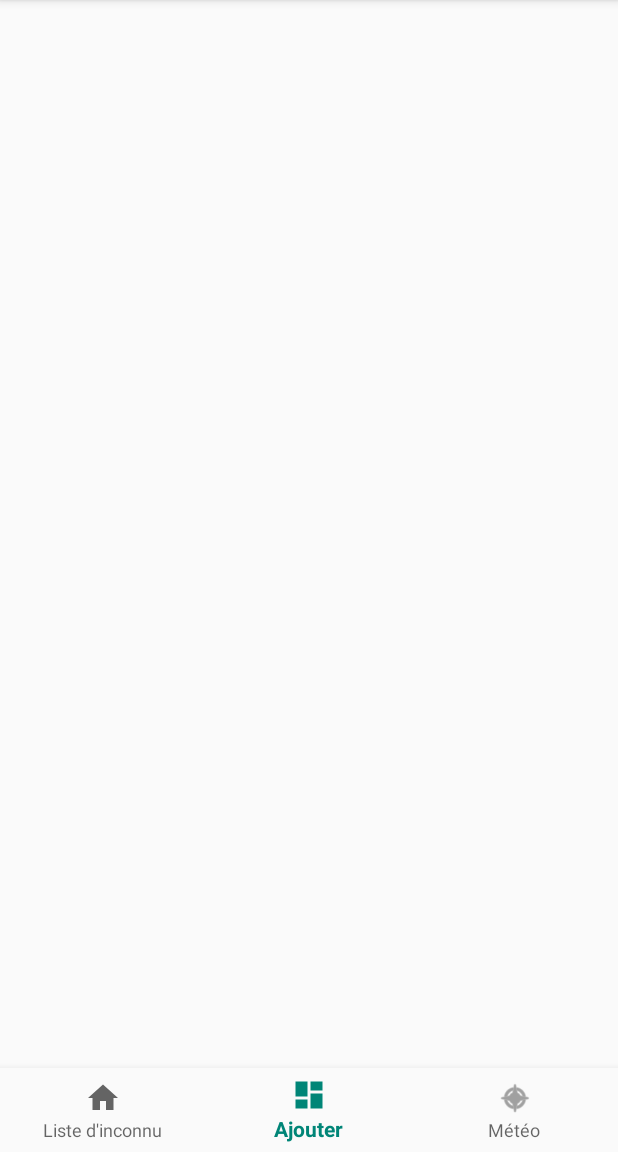
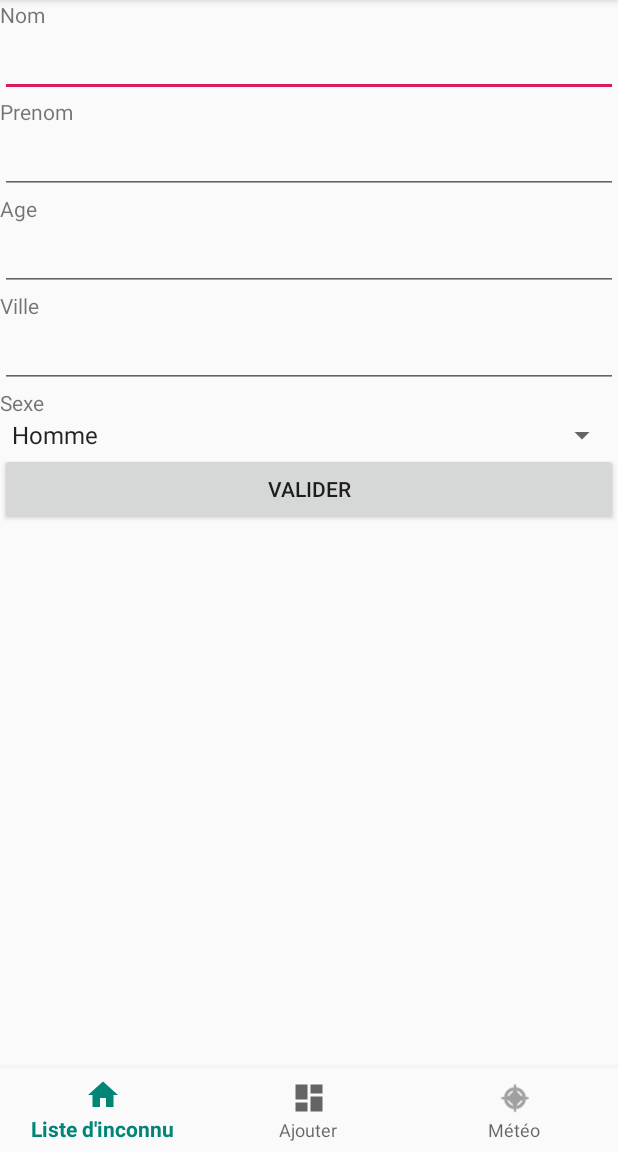
Before and after one commit to haroldconan/MeteoInconnu, an Android app: the screen it shows after launch (MainActivity before the commit, AjouterActivity after it), item 2 of the bottom bar chosen, on a phone screen of 412 x 824 dp, the part 84-1236 px from its top. Run offline under Robolectric (Android 15) with nearby library versions, the phone set to English and light mode, and no system bars.

Commit message:
mise en place de l'ajout d'une personne

```diff
--- a/app/src/main/AndroidManifest.xml
+++ b/app/src/main/AndroidManifest.xml
@@ -9,6 +9,8 @@
         android:roundIcon="@mipmap/ic_launcher_round"
         android:supportsRtl="true"
         android:theme="@style/AppTheme">
+        <activity android:name=".AjouterActivity"></activity>
+        <activity android:name=".AjoutereAcivity" />
         <activity android:name=".MainActivity">
             <intent-filter>
                 <action android:name="android.intent.action.MAIN" />
--- /dev/null
+++ b/app/src/main/java/com/tp/meteoinconnu/AjouterActivity.java
@@ -0,0 +1,122 @@
+package com.tp.meteoinconnu;
+
+import android.content.DialogInterface;
+import android.content.Intent;
+import android.os.Bundle;
+
+import com.google.android.material.bottomnavigation.BottomNavigationView;
+
+import androidx.appcompat.app.AlertDialog;
+import androidx.appcompat.app.AppCompatActivity;
+import androidx.annotation.NonNull;
+
+import android.text.TextUtils;
+import android.view.MenuItem;
+import android.view.View;
+import android.widget.Button;
+import android.widget.EditText;
+import android.widget.Spinner;
+import android.widget.Toast;
+
+public class AjouterActivity extends AppCompatActivity {
+    public EditText nom, prenom, age, ville;
+    public Spinner sexe;
+    public Button btnValider;
+    public AlertDialog.Builder alertDialogBuilder;
+
+    private BottomNavigationView.OnNavigationItemSelectedListener mOnNavigationItemSelectedListener
+            = new BottomNavigationView.OnNavigationItemSelectedListener() {
+
+        @Override
+        public boolean onNavigationItemSelected(@NonNull MenuItem item) {
+            switch (item.getItemId()) {
+                case R.id.navigation_home:
+                    getData();
+                    addAndFinishIntent();
+                    return true;
+                case R.id.navigation_dashboard:
+
+                    return true;
+                case R.id.navigation_notifications:
+
+                    return true;
+            }
+            return false;
+        }
+    };
+
+    private void alertDialog() {
+        AlertDialog.Builder alertDialogBuilder = new AlertDialog.Builder(this);
+        alertDialogBuilder.setMessage("Vous ");
+        alertDialogBuilder.setPositiveButton("yes",
+                new DialogInterface.OnClickListener() {
+                    @Override
+                    public void onClick(DialogInterface arg0, int arg1) {
+                        Toast.makeText(AjouterActivity.this, "You clicked yes button", Toast.LENGTH_LONG).show();
+                    }
+                });
+        alertDialogBuilder.setNegativeButton("no",
+                new DialogInterface.OnClickListener() {
+                    @Override
+                    public void onClick(DialogInterface arg0, int arg1) {
+                        Toast.makeText(AjouterActivity.this, "You clicked yes button", Toast.LENGTH_LONG).show();
+                        return;
+                    }
+                });
+        AlertDialog alertDialog = alertDialogBuilder.create();
+        alertDialog.show();
+    }
+
+    @Override
+    protected void onCreate(Bundle savedInstanceState) {
+        super.onCreate(savedInstanceState);
+        setContentView(R.layout.activity_ajouter);
+        BottomNavigationView navView = findViewById(R.id.nav_view);
+        navView.setOnNavigationItemSelectedListener(mOnNavigationItemSelectedListener);
+        getData();
+        btnValider = findViewById(R.id.btnFinishAdd);
+        alertDialogBuilder = new AlertDialog.Builder(this);
+        btnValider.setOnClickListener(new View.OnClickListener() {
+            @Override
+            public void onClick(View v) {
+                if(TextUtils.isEmpty(nom.getText().toString())){
+                    nom.setError("Ne peut pas être vide.");
+                    return;
+                }
+                if(TextUtils.isEmpty(prenom.getText().toString())){
+                    prenom.setError("Ne peut pas être vide.");
+                    return;
+                }
+                if(TextUtils.isEmpty(age.getText().toString())){
+                    age.setError("Ne peut pas être vide.");
+                    return;
+                }
+                if(TextUtils.isEmpty(ville.getText().toString())){
+                    ville.setError("Ne peut pas être vide.");
+                    return;
+                }
+                addAndFinishIntent();
+            }
+        });
+    }
+
+    private void addAndFinishIntent() {
+        Intent request = new Intent(AjouterActivity.this, MainActivity.class);
+        request.putExtra("KEY_NOM", nom.toString());
+        request.putExtra("KEY_PRENOM", prenom.toString());
+        request.putExtra("KEY_AGE", age.toString());
+        request.putExtra("KEY_VILLE", ville.toString());
+        request.putExtra("KEY_SEXE", sexe.getSelectedItem().toString());
+        setResult(AjouterActivity.RESULT_OK, request);
+        finish();
+    }
+
+    private void getData() {
+        nom = findViewById(R.id.nom);
+        prenom = findViewById(R.id.prenom);
+        age = findViewById(R.id.age);
+        ville = findViewById(R.id.ville);
+        sexe = findViewById(R.id.sexe);
+    }
+
+}
--- a/app/src/main/java/com/tp/meteoinconnu/MainActivity.java
+++ b/app/src/main/java/com/tp/meteoinconnu/MainActivity.java
@@ -1,5 +1,6 @@
 package com.tp.meteoinconnu;
 
+import android.content.Intent;
 import android.os.Bundle;
 
 import com.google.android.material.bottomnavigation.BottomNavigationView;
@@ -9,8 +10,23 @@ import androidx.annotation.NonNull;
 
 import android.view.MenuItem;
 
+
+
+
+
+
+
+
+
+
+
+
+
+
+
+
 public class MainActivity extends AppCompatActivity {
-
+    public static int AJOUT_PERS_REQUEST_CODE = 1;
 
     private BottomNavigationView.OnNavigationItemSelectedListener mOnNavigationItemSelectedListener
             = new BottomNavigationView.OnNavigationItemSelectedListener() {
@@ -22,7 +38,8 @@ public class MainActivity extends AppCompatActivity {
 
                     return true;
                 case R.id.navigation_dashboard:
-
+                    Intent intent = new Intent(MainActivity.this, AjouterActivity.class);
+                    startActivityForResult(intent, AJOUT_PERS_REQUEST_CODE);
                     return true;
                 case R.id.navigation_notifications:
 
--- /dev/null
+++ b/app/src/main/res/layout/activity_ajouter.xml
@@ -0,0 +1,103 @@
+<?xml version="1.0" encoding="utf-8"?>
+<androidx.constraintlayout.widget.ConstraintLayout xmlns:android="http://schemas.android.com/apk/res/android"
+    xmlns:app="http://schemas.android.com/apk/res-auto"
+    xmlns:tools="http://schemas.android.com/tools"
+    android:layout_width="match_parent"
+    android:layout_height="match_parent"
+    tools:context=".AjouterActivity">
+
+    <LinearLayout
+        android:layout_width="match_parent"
+        android:layout_height="match_parent"
+        android:orientation="vertical"
+        app:layout_constraintBottom_toTopOf="@+id/nav_view"
+        app:layout_constraintEnd_toEndOf="parent"
+        app:layout_constraintStart_toStartOf="parent"
+        app:layout_constraintTop_toTopOf="parent">
+
+        <TextView
+            android:id="@+id/textViewNom"
+            android:layout_width="match_parent"
+            android:layout_height="wrap_content"
+            android:text="@string/nom" />
+
+        <EditText
+            android:id="@+id/nom"
+            android:layout_width="match_parent"
+            android:layout_height="wrap_content"
+            android:ems="10"
+            android:inputType="textPersonName" />
+
+        <TextView
+            android:id="@+id/textViewPrenom"
+            android:layout_width="match_parent"
+            android:layout_height="wrap_content"
+            android:text="@string/prenom" />
+
+        <EditText
+            android:id="@+id/prenom"
+            android:layout_width="match_parent"
+            android:layout_height="wrap_content"
+            android:ems="10"
+            android:inputType="textPersonName" />
+
+        <TextView
+            android:id="@+id/textViewAge"
+            android:layout_width="match_parent"
+            android:layout_height="wrap_content"
+            android:text="@string/age" />
+
+        <EditText
+            android:id="@+id/age"
+            android:layout_width="match_parent"
+            android:layout_height="wrap_content"
+            android:ems="10"
+            android:inputType="textPersonName" />
+
+        <TextView
+            android:id="@+id/textViewVille"
+            android:layout_width="match_parent"
+            android:layout_height="wrap_content"
+            android:text="@string/ville" />
+
+        <EditText
+            android:id="@+id/ville"
+            android:layout_width="match_parent"
+            android:layout_height="wrap_content"
+            android:ems="10"
+            android:inputType="textPersonName" />
+
+        <TextView
+            android:id="@+id/textViewSexe"
+            android:layout_width="match_parent"
+            android:layout_height="wrap_content"
+            android:text="@string/sexe" />
+
+        <Spinner
+            android:id="@+id/sexe"
+            android:layout_width="match_parent"
+            android:layout_height="wrap_content"
+            android:entries="@array/sexe" />
+
+        <Button
+            android:id="@+id/btnFinishAdd"
+            android:layout_width="match_parent"
+            android:layout_height="wrap_content"
+            android:text="@string/btnFinishAdd" />
+
+    </LinearLayout>
+
+    <com.google.android.material.bottomnavigation.BottomNavigationView
+        android:id="@+id/nav_view"
+        android:layout_width="0dp"
+        android:layout_height="wrap_content"
+        android:layout_marginStart="0dp"
+        android:layout_marginEnd="0dp"
+        android:background="?android:attr/windowBackground"
+        app:layout_constraintBottom_toBottomOf="parent"
+        app:layout_constraintLeft_toLeftOf="parent"
+        app:layout_constraintRight_toRightOf="parent"
+        app:menu="@menu/bottom_nav_menu" >
+
+    </com.google.android.material.bottomnavigation.BottomNavigationView>
+</androidx.constraintlayout.widget.ConstraintLayout>
--- a/app/src/main/res/values/strings.xml
+++ b/app/src/main/res/values/strings.xml
@@ -4,4 +4,14 @@
     <string name="title_home">Liste d\'inconnu</string>
     <string name="title_dashboard">Ajouter</string>
     <string name="title_notifications">Météo</string>
+    <string name="nom">Nom</string>
+    <string name="prenom">Prenom</string>
+    <string name="age">Age</string>
+    <string name="ville">Ville</string>
+    <string name="sexe">Sexe</string>
+    <string name="btnFinishAdd">Valider</string>
+    <string-array name="sexe">
+        <item>Homme</item>
+        <item>Femme</item>
+    </string-array>
 </resources>
```
